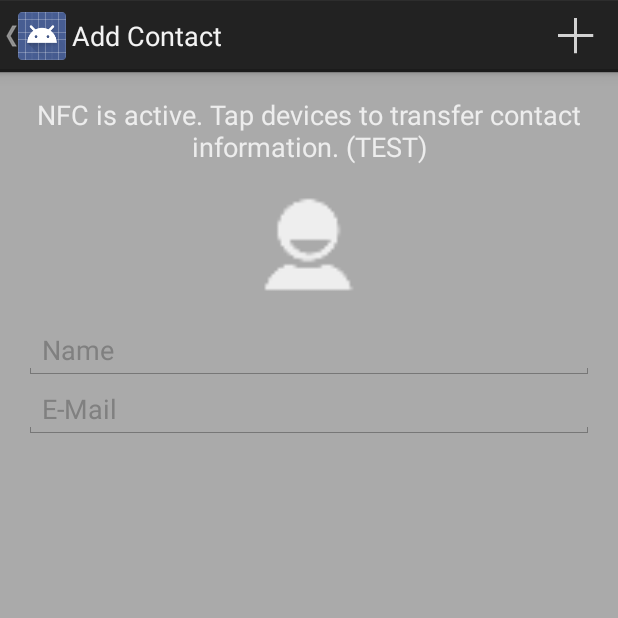
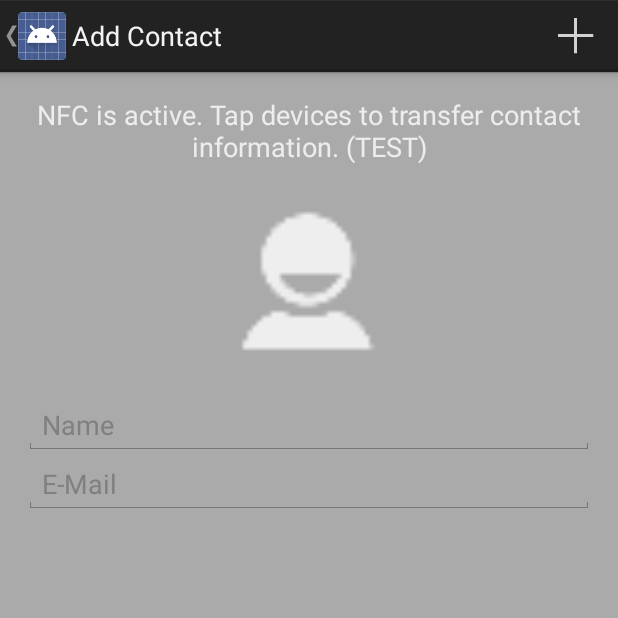
Before and after one commit to JCBird1012/Compile, an Android app: the NewContactActivity screen opened directly, with no data from a screen before it, on a phone screen of 412 x 824 dp, the top half of it. Run offline under Robolectric (Android 15) with nearby library versions, the phone set to English and light mode, and no system bars; our stand-ins replace CircleImageView.

Commit message:
UI Changes to New Contact Activity

```diff
--- a/Compile/app/src/main/res/layout/activity_new_contact.xml
+++ b/Compile/app/src/main/res/layout/activity_new_contact.xml
@@ -24,10 +24,10 @@
     <de.hdodenhof.circleimageview.CircleImageView
         xmlns:app="http://schemas.android.com/apk/res-auto"
         android:id="@+id/profile_image"
-        android:layout_width="100dp"
-        android:layout_height="100dp"
+        android:layout_width="150dp"
+        android:layout_height="150dp"
         android:src="@drawable/ic_launcher"
-        app:border_width="1dp"
+        app:border_width="0.5dp"
         app:border_color="#FF000000"
         android:layout_alignParentTop="true"
         android:layout_marginTop ="50dp"
@@ -40,7 +40,7 @@
         android:hint="@string/person_name_field"
         android:ems="10"
         android:id="@+id/contactName"
-        android:layout_marginTop="150dp"
+        android:layout_marginTop="200dp"
         android:layout_alignParentTop="true"
         android:layout_alignParentRight="true"
         android:layout_alignParentEnd="true"
@@ -61,5 +61,4 @@
         android:layout_alignParentEnd="true"
         android:layout_gravity="right|center" />
 
-
 </RelativeLayout>
```
